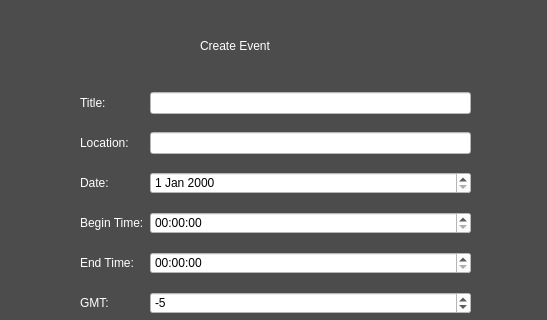
allenh1/timefuse-client, file createevent.ui: the form before one commit; both pictures show x 0 to 547 and y 0 to 320 of the 547 by 504 pixel window.
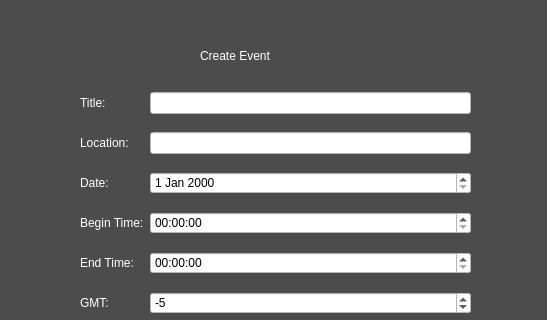
The form after the commit.

```diff
--- a/createevent.ui
+++ b/createevent.ui
@@ -288,8 +288,8 @@
     <rect>
      <x>200</x>
      <y>20</y>
-     <width>181</width>
-     <height>51</height>
+     <width>201</width>
+     <height>71</height>
     </rect>
    </property>
    <property name="styleSheet">
```
Left out of the diff: 9 changed lines with no effect on the pictures.
